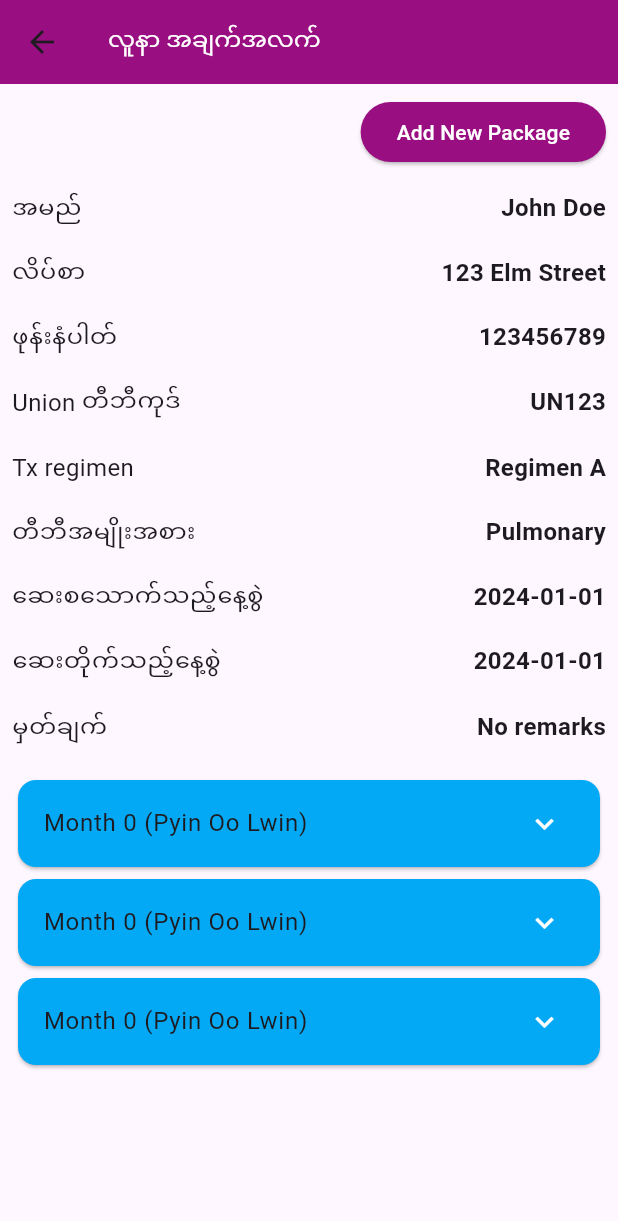
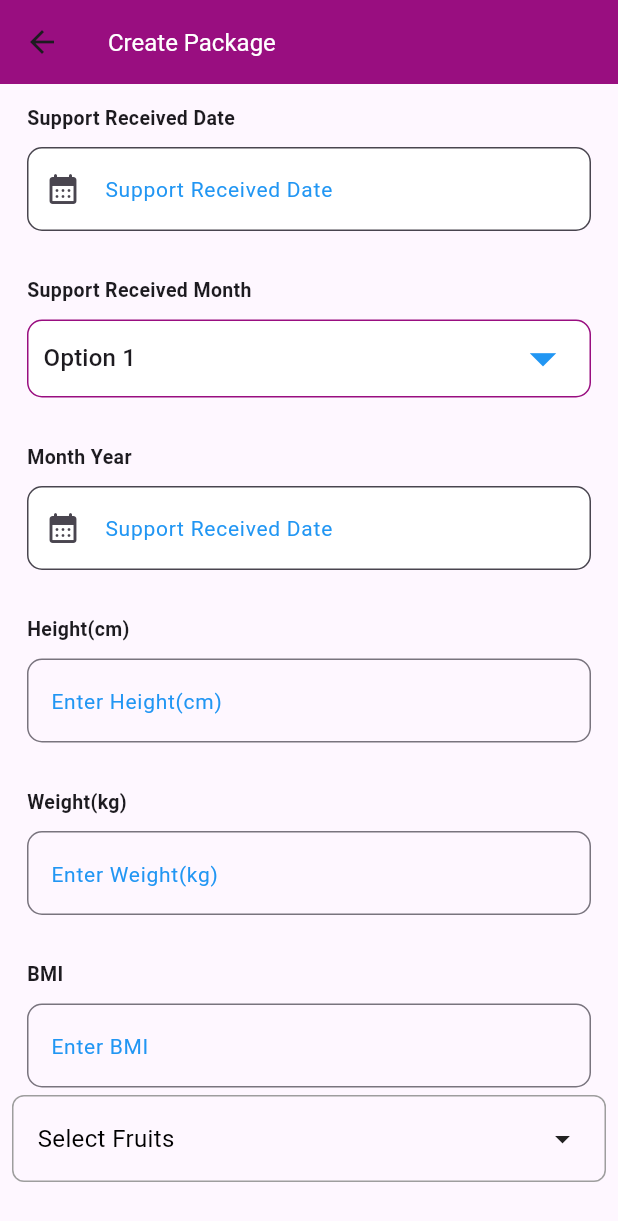
Before and after one commit to MinHtet007007/unio-sps-app, a Flutter app: the PatientDetailScreen screen opened directly with empty values, after a tap on "Add New Package", on a phone screen of 412 x 824 dp. Shown: the top 1221 px of the screen. Run offline on Flutter 3.47's test engine with Material 3 defaults, Android fonts, the phone set to English and light mode, and no system bars; our stand-ins replace dio, floor, flutter_riverpod, go_router, pretty_dio_logger, retrofit and 2 more; missing offline and left inert: rabbit_converter; accounts and stored records are empty; generated files the repository leaves out were written again.

Commit message:
create package ui

```diff
--- a/lib/common/constants/route_list.dart
+++ b/lib/common/constants/route_list.dart
@@ -1,3 +1,4 @@
+import 'package:sps/screens/add_new_package/add_new_package_screen.dart';
 import 'package:sps/screens/login/login_screen.dart';
 import 'package:sps/screens/notes/note_screen.dart';
 import 'package:sps/screens/patient_detail/patient_detail_screen.dart';
@@ -43,11 +44,18 @@ class RouteList {
       path: RouteName.patient,
       builder: (context, state) => const PatientListScreen(),
     ),
-      GoRoute(
+    GoRoute(
       path: '${RouteName.patientDetail}/:id',
       builder: (context, state) {
         final patientId = state.pathParameters['id']!;
         return PatientDetailScreen(patientId: int.parse(patientId));
+      },
+    ),
+    GoRoute(
+      path: '${RouteName.packageCreate}/:patientId',
+      builder: (context, state) {
+        final patientId = state.pathParameters['patientId']!;
+        return AddNewPackageScreen(patientId: int.parse(patientId));
       },
     ),
   ];
@@ -63,4 +71,5 @@ class RouteName {
   static const String note = '/note';
   static const String patient = '/patient';
   static const String patientDetail = '/patient';
+  static const String packageCreate = '/package-create';
 }
--- a/lib/common/widgets/form/custom_date_input_with_validation.dart
+++ b/lib/common/widgets/form/custom_date_input_with_validation.dart
@@ -5,12 +5,14 @@ class CustomDateInputWithValidation extends StatefulWidget {
   final TextEditingController dateController;
   final String labelText;
   final String date;
+  final bool isMonthYear;
 
   const CustomDateInputWithValidation({
     Key? key,
     required this.dateController,
     required this.labelText,
     required this.date,
+    this.isMonthYear = false,
   }) : super(key: key);
 
   @override
@@ -42,10 +44,16 @@ class _CustomDateInputWithValidationState
       lastDate: widget.date != null ? DateTime.now() : DateTime(2101),
     );
     if (pickedDate != null) {
-      setState(() {
-        widget.dateController.text =
-            DateFormat('yyyy-MM-dd').format(pickedDate);
-      });
+      if (widget.isMonthYear) {
+        setState(() {
+          widget.dateController.text = DateFormat('yyyy-MM').format(pickedDate);
+        });
+      } else {
+        setState(() {
+          widget.dateController.text =
+              DateFormat('yyyy-MM-dd').format(pickedDate);
+        });
+      }
     }
   }
 
@@ -55,6 +63,7 @@ class _CustomDateInputWithValidationState
       width: double.infinity,
       padding: const EdgeInsets.symmetric(horizontal: 10, vertical: 5),
       child: TextFormField(
+        onTap: pickDate,
         controller: widget.dateController,
         readOnly: true,
         decoration: InputDecoration(
@@ -65,10 +74,7 @@ class _CustomDateInputWithValidationState
           border: OutlineInputBorder(
             borderRadius: BorderRadius.circular(10),
           ),
-          prefixIcon: IconButton(
-            onPressed: pickDate,
-            icon: const Icon(Icons.calendar_month_rounded),
-          ),
+          prefixIcon: const Icon(Icons.calendar_month_rounded),
         ),
         keyboardType: TextInputType.text,
         textInputAction: TextInputAction.next,
--- /dev/null
+++ b/lib/common/widgets/form/custom_multi_select_drop_down.dart
@@ -0,0 +1,141 @@
+import 'package:flutter/material.dart';
+
+class CustomMultiSelectDropdown extends StatefulWidget {
+  final List<String> options;
+  final List<String> selectedOptions;
+  final String title;
+  final Function(List<String>) onSelectionChanged;
+
+  const CustomMultiSelectDropdown({
+    Key? key,
+    required this.options,
+    required this.selectedOptions,
+    required this.title,
+    required this.onSelectionChanged,
+  }) : super(key: key);
+
+  @override
+  _CustomMultiSelectDropdownState createState() =>
+      _CustomMultiSelectDropdownState();
+}
+
+class _CustomMultiSelectDropdownState extends State<CustomMultiSelectDropdown> {
+  List<String> _selectedOptions = [];
+
+  @override
+  void initState() {
+    super.initState();
+    _selectedOptions = List.from(widget.selectedOptions);
+  }
+
+  @override
+  Widget build(BuildContext context) {
+    return GestureDetector(
+      onTap: () => _showMultiSelectDialog(context),
+      child: Container(
+        padding: const EdgeInsets.all(16),
+        decoration: BoxDecoration(
+          border: Border.all(color: Colors.grey),
+          borderRadius: BorderRadius.circular(8),
+        ),
+        child: Row(
+          mainAxisAlignment: MainAxisAlignment.spaceBetween,
+          children: [
+            Expanded(
+              child: Text(
+                _selectedOptions.isEmpty
+                    ? "Select ${widget.title}"
+                    : _selectedOptions.join(", "),
+                style: TextStyle(fontSize: 16, color: Colors.black),
+                overflow: TextOverflow.ellipsis,
+              ),
+            ),
+            const Icon(Icons.arrow_drop_down),
+          ],
+        ),
+      ),
+    );
+  }
+
+  void _showMultiSelectDialog(BuildContext context) async {
+    final List<String>? results = await showDialog(
+      context: context,
+      builder: (context) {
+        return MultiSelectDialog(
+          options: widget.options,
+          selectedOptions: _selectedOptions,
+          title: widget.title,
+        );
+      },
+    );
+
+    if (results != null) {
+      setState(() {
+        _selectedOptions = results;
+      });
+      widget.onSelectionChanged(_selectedOptions);
+    }
+  }
+}
+
+class MultiSelectDialog extends StatefulWidget {
+  final List<String> options;
+  final List<String> selectedOptions;
+  final String title;
+
+  const MultiSelectDialog({
+    Key? key,
+    required this.options,
+    required this.selectedOptions,
+    required this.title,
+  }) : super(key: key);
+
+  @override
+  _MultiSelectDialogState createState() => _MultiSelectDialogState();
+}
+
+class _MultiSelectDialogState extends State<MultiSelectDialog> {
+  late List<String> _tempSelectedOptions;
+
+  @override
+  void initState() {
+    super.initState();
+    _tempSelectedOptions = List.from(widget.selectedOptions);
+  }
+
+  @override
+  Widget build(BuildContext context) {
+    return AlertDialog(
+      title: Text("Select ${widget.title}"),
+      content: SingleChildScrollView(
+        child: Column(
+          children: widget.options.map((option) {
+            return CheckboxListTile(
+              value: _tempSelectedOptions.contains(option),
+              title: Text(option),
+              onChanged: (isSelected) {
+                setState(() {
+                  if (isSelected == true) {
+                    _tempSelectedOptions.add(option);
+                  } else {
+                    _tempSelectedOptions.remove(option);
+                  }
+                });
+              },
+            );
+          }).toList(),
+        ),
+      ),
+      actions: [
+        TextButton(
+          onPressed: () => Navigator.pop(context, null),
+          child: const Text("Cancel"),
+        ),
+        TextButton(
+          onPressed: () => Navigator.pop(context, _tempSelectedOptions),
+          child: const Text("OK"),
+        ),
+      ],
+    );
+  }
+}
--- a/lib/common/widgets/form/custom_text_input.dart
+++ b/lib/common/widgets/form/custom_text_input.dart
@@ -5,6 +5,7 @@ class CustomTextInput extends StatefulWidget {
   final String labelText;
   final String? type;
   final bool isRequired;
+  final bool readOnly;
 
   const CustomTextInput({
     required this.inputController,
@@ -12,6 +13,7 @@ class CustomTextInput extends StatefulWidget {
     this.isRequired = false,
     this.type,
     Key? key,
+    this.readOnly = false,
   }) : super(key: key);
 
   @override
@@ -25,6 +27,7 @@ class _CustomTextInputState extends State<CustomTextInput> {
       width: double.infinity,
       padding: const EdgeInsets.symmetric(horizontal: 10, vertical: 5),
       child: TextFormField(
+        readOnly: widget.readOnly,
         maxLines: widget.type == 'textarea' ? 5 : 1,
         controller: widget.inputController,
         decoration: InputDecoration(
--- /dev/null
+++ b/lib/screens/add_new_package/add_new_package_screen.dart
@@ -0,0 +1,241 @@
+import 'package:flutter/material.dart';
+import 'package:sps/common/constants/theme.dart';
+import 'package:sps/common/widgets/custom_label_widget.dart';
+import 'package:sps/common/widgets/form/custom_date_input_with_validation.dart';
+import 'package:sps/common/widgets/form/custom_drop_down.dart';
+import 'package:sps/common/widgets/form/custom_multi_select_drop_down.dart';
+import 'package:sps/common/widgets/form/custom_text_input.dart';
+
+class AddNewPackageScreen extends StatefulWidget {
+  final int patientId;
+  const AddNewPackageScreen({super.key, required this.patientId});
+
+  @override
+  State<AddNewPackageScreen> createState() => _AddNewPackageScreenState();
+}
+
+class _AddNewPackageScreenState extends State<AddNewPackageScreen> {
+  final TextEditingController _dateController = TextEditingController();
+  final TextEditingController _monthYearController = TextEditingController();
+  final TextEditingController _heightController = TextEditingController();
+  final _formKey = GlobalKey<FormState>();
+
+  final List<String> _options = [
+    "Apple",
+    "Banana",
+    "Orange",
+    "Grapes",
+    "Mango"
+  ];
+  List<String> _selectedOptions = [];
+
+  @override
+  Widget build(BuildContext context) {
+    return Scaffold(
+      appBar: AppBar(
+        title: CustomLabelWidget(
+          text: "Create Package",
+          style: const TextStyle(fontSize: 16, color: Colors.white),
+        ),
+        backgroundColor: ColorTheme.primary,
+      ),
+      body: SingleChildScrollView(
+        child: Padding(
+          padding: const EdgeInsets.all(8.0),
+          child: Form(
+            key: _formKey,
+            child: Column(
+              children: [
+                Column(
+                  children: [
+                    const Padding(
+                      padding:
+                          EdgeInsets.symmetric(horizontal: 10, vertical: 5),
+                      child: Row(
+                        mainAxisAlignment: MainAxisAlignment.start,
+                        children: [
+                          Text(
+                            'Support Received Date',
+                            style: TextStyle(
+                                fontWeight: FontWeight.bold, fontSize: 13),
+                          ),
+                        ],
+                      ),
+                    ),
+                    CustomDateInputWithValidation(
+                      dateController: _dateController,
+                      labelText: 'Support Received Date',
+                      date: '2000-01-01',
+                    ),
+                  ],
+                ),
+                Column(
+                  children: [
+                    const SizedBox(
+                      height: 20,
+                    ),
+                    const Padding(
+                      padding:
+                          EdgeInsets.symmetric(horizontal: 10, vertical: 5),
+                      child: Row(
+                        mainAxisAlignment: MainAxisAlignment.start,
+                        children: [
+                          Text(
+                            'Support Received Month',
+                            style: TextStyle(
+                                fontWeight: FontWeight.bold, fontSize: 13),
+                          ),
+                        ],
+                      ),
+                    ),
+                    CustomDropDown(
+                      title: "Select an option", // Label text
+                      items: const [
+                        // List of DropdownMenuItem objects
+                        DropdownMenuItem(
+                          value: "value1",
+                          child: Text("Option 1"),
+                        ),
+                        DropdownMenuItem(
+                          value: "value2",
+                          child: Text("Option 2"),
+                        ),
+                      ],
+                      selectedData:
+                          "value1", // Currently selected value (optional)
+                      hintText:
+                          "Select...", // Hint text displayed when nothing is selected (optional)
+                      onChanged: (value) {
+                        // Callback function when selection changes (optional)
+                        print("Selected: $value");
+                      },
+                      isRequired:
+                          false, // Whether the selection is mandatory (optional, defaults to true)
+                    )
+                  ],
+                ),
+                Column(
+                  children: [
+                    const SizedBox(
+                      height: 20,
+                    ),
+                    const Padding(
+                      padding:
+                          EdgeInsets.symmetric(horizontal: 10, vertical: 5),
+                      child: Row(
+                        mainAxisAlignment: MainAxisAlignment.start,
+                        children: [
+                          Text(
+                            'Month Year',
+                            style: TextStyle(
+                                fontWeight: FontWeight.bold, fontSize: 13),
+                          ),
+                        ],
+                      ),
+                    ),
+                    CustomDateInputWithValidation(
+                      dateController: _monthYearController,
+                      labelText: 'Support Received Date',
+                      date: '2000-01-01',
+                      isMonthYear: true,
+                    ),
+                  ],
+                ),
+                Column(
+                  children: [
+                    const SizedBox(
+                      height: 20,
+                    ),
+                    const Padding(
+                      padding:
+                          EdgeInsets.symmetric(horizontal: 10, vertical: 5),
+                      child: Row(
+                        mainAxisAlignment: MainAxisAlignment.start,
+                        children: [
+                          Text(
+                            'Height(cm)',
+                            style: TextStyle(
+                                fontWeight: FontWeight.bold, fontSize: 13),
+                          ),
+                        ],
+                      ),
+                    ),
+                    CustomTextInput(
+                      inputController: _heightController,
+                      labelText: "Enter Height(cm)",
+                      type: "number",
+                      readOnly: true,
+                    )
+                  ],
+                ),
+                Column(
+                  children: [
+                    const SizedBox(
+                      height: 20,
+                    ),
+                    const Padding(
+                      padding:
+                          EdgeInsets.symmetric(horizontal: 10, vertical: 5),
+                      child: Row(
+                        mainAxisAlignment: MainAxisAlignment.start,
+                        children: [
+                          Text(
+                            'Weight(kg)',
+                            style: TextStyle(
+                                fontWeight: FontWeight.bold, fontSize: 13),
+                          ),
+                        ],
+                      ),
+                    ),
+                    CustomTextInput(
+                      inputController: _heightController,
+                      labelText: "Enter Weight(kg)",
+                      type: "number",
+                    )
+                  ],
+                ),
+                Column(
+                  children: [
+                    const SizedBox(
+                      height: 20,
+                    ),
+                    const Padding(
+                      padding:
+                          EdgeInsets.symmetric(horizontal: 10, vertical: 5),
+                      child: Row(
+                        mainAxisAlignment: MainAxisAlignment.start,
+                        children: [
+                          Text(
+                            'BMI',
+                            style: TextStyle(
+                                fontWeight: FontWeight.bold, fontSize: 13),
+                          ),
+                        ],
+                      ),
+                    ),
+                    CustomTextInput(
+                      inputController: _heightController,
+                      labelText: "Enter BMI",
+                      type: "number",
+                      readOnly: true,
+                    )
+                  ],
+                ),
+                CustomMultiSelectDropdown(
+                  options: _options,
+                  selectedOptions: _selectedOptions,
+                  title: "Fruits",
+                  onSelectionChanged: (selectedList) {
+                    setState(() {
+                      _selectedOptions = selectedList;
+                    });
+                  },
+                )
+              ],
+            ),
+          ),
+        ),
+      ),
+    );
+  }
+}
--- a/lib/screens/patient_detail/patient_detail_screen.dart
+++ b/lib/screens/patient_detail/patient_detail_screen.dart
@@ -13,7 +13,7 @@ class PatientDetailScreen extends StatelessWidget {
     return Scaffold(
       appBar: AppBar(
         title: CustomLabelWidget(
-          text: "လူနာ အချက်အလက်",
+          text: "Patient Details",
           style: const TextStyle(fontSize: 16, color: Colors.white),
         ),
         backgroundColor: ColorTheme.primary,
--- a/lib/screens/patient_detail/widget/details_view.dart
+++ b/lib/screens/patient_detail/widget/details_view.dart
@@ -30,6 +30,7 @@ class PatientDetailsWidget extends StatelessWidget {
                     // final phaseData = PhaseData(phase: phase);
                     // await context.push('${RouteName.patientCounselings}/${patient.id}',
                     //     extra: phaseData);
+                    context.push('${RouteName.packageCreate}/${patient.id}');
                   },
                   style: ElevatedButton.styleFrom(
                     backgroundColor: ColorTheme.primary,
--- a/lib/screens/patients_list/patient_list_screen.dart
+++ b/lib/screens/patients_list/patient_list_screen.dart
@@ -13,7 +13,7 @@ class PatientListScreen extends StatelessWidget {
     return Scaffold(
       appBar: AppBar(
           title: CustomLabelWidget(
-            text: "လူနာစာရင်း",
+            text: "Patient list",
             style: const TextStyle(fontSize: 16, color: Colors.white),
           ),
           backgroundColor: ColorTheme.primary,
```
